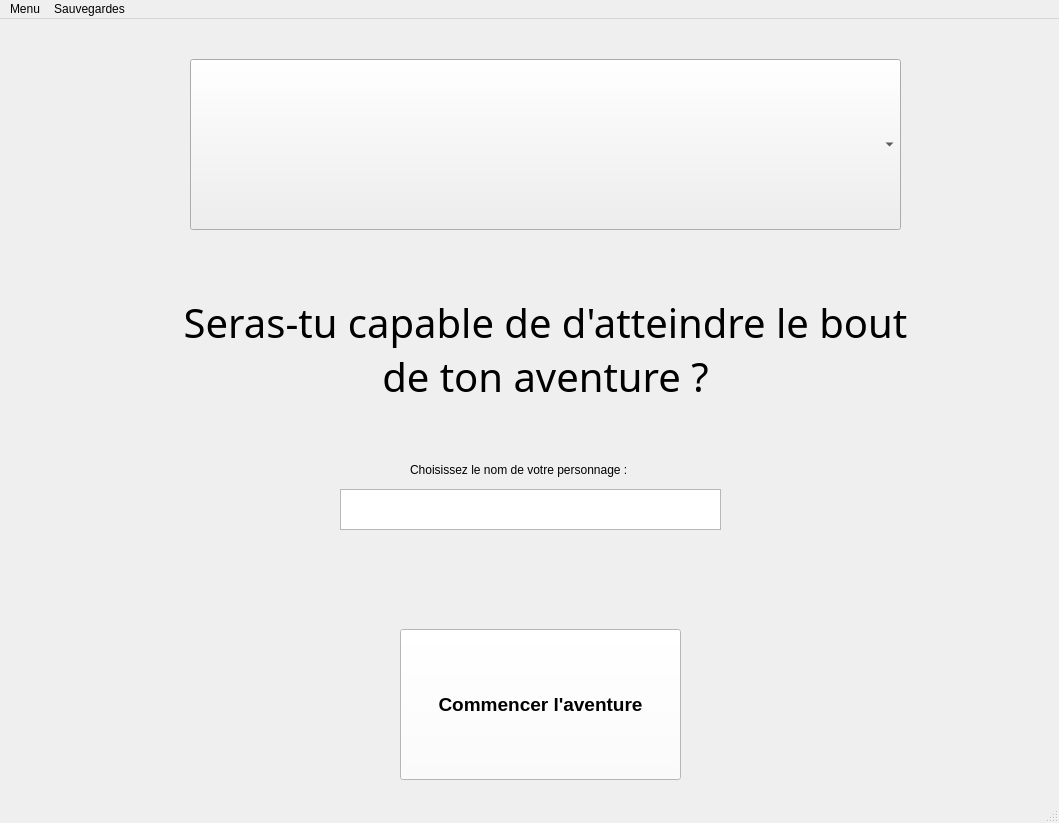
Before: the Qt Designer form Menu accueil.ui in 2132555-guyollotclement/clementguyollot_francispayan_projet, drawn with Qt 5.
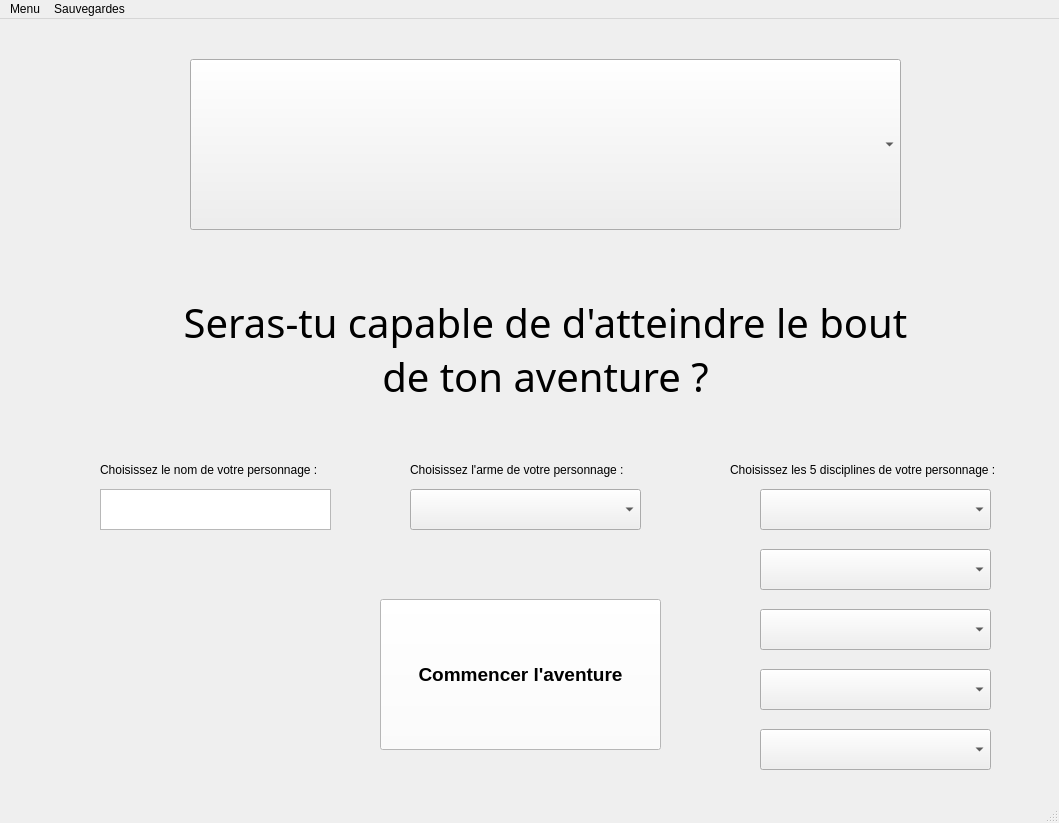
After: the same form once the commit is applied.

Commit message: Ajout de l'arme et des disciplines

What changed in the file:
```diff
--- a/Menu accueil.ui
+++ b/Menu accueil.ui
@@ -50,8 +50,8 @@
    <widget class="QPushButton" name="pushButtonDebutPartie">
     <property name="geometry">
      <rect>
-      <x>400</x>
-      <y>610</y>
+      <x>380</x>
+      <y>580</y>
       <width>281</width>
       <height>151</height>
      </rect>
@@ -73,17 +73,22 @@
    <widget class="QTextEdit" name="textEditNomPersonnage">
     <property name="geometry">
      <rect>
-      <x>340</x>
+      <x>100</x>
       <y>470</y>
-      <width>381</width>
+      <width>231</width>
       <height>41</height>
      </rect>
     </property>
+    <property name="font">
+     <font>
+      <pointsize>14</pointsize>
+     </font>
+    </property>
    </widget>
    <widget class="QLabel" name="labelNomPersonnage">
     <property name="geometry">
      <rect>
-      <x>410</x>
+      <x>100</x>
       <y>440</y>
       <width>251</width>
       <height>21</height>
@@ -108,6 +113,92 @@
      </font>
     </property>
    </widget>
+   <widget class="QLabel" name="labelArmePersonnage">
+    <property name="geometry">
+     <rect>
+      <x>410</x>
+      <y>440</y>
+      <width>251</width>
+      <height>21</height>
+     </rect>
+    </property>
+    <property name="text">
+     <string>Choisissez l'arme de votre personnage :</string>
+    </property>
+   </widget>
+   <widget class="QComboBox" name="comboBoxArmePersonnage">
+    <property name="geometry">
+     <rect>
+      <x>410</x>
+      <y>470</y>
+      <width>231</width>
+      <height>41</height>
+     </rect>
+    </property>
+   </widget>
+   <widget class="QLabel" name="labelDisciplinePersonnage">
+    <property name="geometry">
+     <rect>
+      <x>730</x>
+      <y>440</y>
+      <width>291</width>
+      <height>21</height>
+     </rect>
+    </property>
+    <property name="text">
+     <string>Choisissez les 5 disciplines de votre personnage :</string>
+    </property>
+   </widget>
+   <widget class="QComboBox" name="comboBoxDisciplinePersonnage_1">
+    <property name="geometry">
+     <rect>
+      <x>760</x>
+      <y>470</y>
+      <width>231</width>
+      <height>41</height>
+     </rect>
+    </property>
+   </widget>
+   <widget class="QComboBox" name="comboBoxDisciplinePersonnage_2">
+    <property name="geometry">
+     <rect>
+      <x>760</x>
+      <y>530</y>
+      <width>231</width>
+      <height>41</height>
+     </rect>
+    </property>
+   </widget>
+   <widget class="QComboBox" name="comboBoxDisciplinePersonnage_3">
+    <property name="geometry">
+     <rect>
+      <x>760</x>
+      <y>590</y>
+      <width>231</width>
+      <height>41</height>
+     </rect>
+    </property>
+   </widget>
+   <widget class="QComboBox" name="comboBoxDisciplinePersonnage_4">
+    <property name="geometry">
+     <rect>
+      <x>760</x>
+      <y>650</y>
+      <width>231</width>
+      <height>41</height>
+     </rect>
+    </property>
+   </widget>
+   <widget class="QComboBox" name="comboBoxDisciplinePersonnage_5">
+    <property name="geometry">
+     <rect>
+      <x>760</x>
+      <y>710</y>
+      <width>231</width>
+      <height>41</height>
+     </rect>
+    </property>
+   </widget>
   </widget>
   <widget class="QMenuBar" name="menubar">
    <property name="geometry">
```
Left out of the diff: 4 changed lines with no effect on the pictures. The commit also changes 8 other files.
